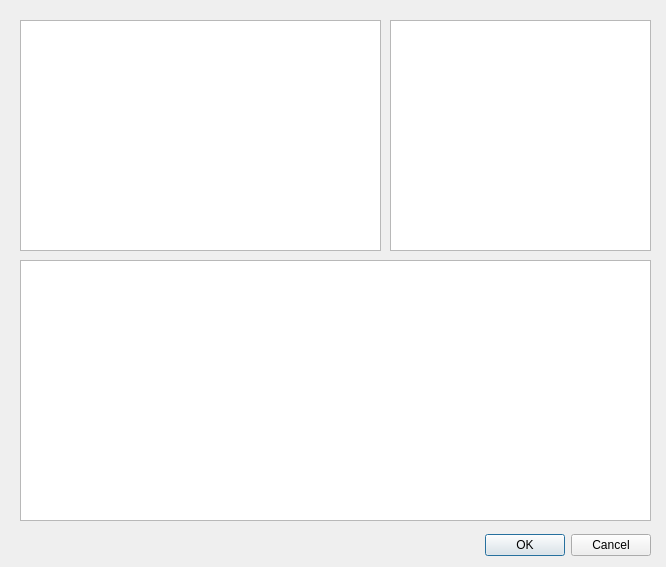
qreal/qreal, file plugins/generationRulesTool/dialogs/specifyGenerationRulesDialog.ui: the form before one commit.
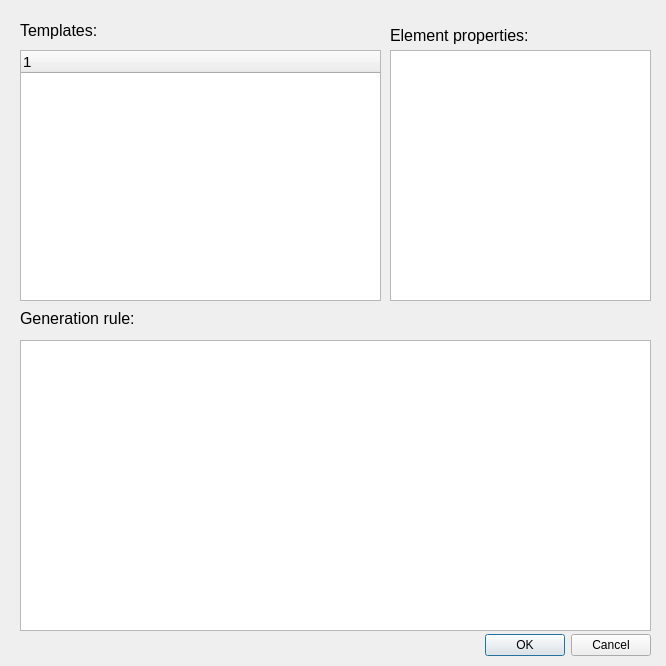
The form after the commit.

Commit message: changed generation rules window

```diff
--- a/plugins/generationRulesTool/dialogs/specifyGenerationRulesDialog.ui
+++ b/plugins/generationRulesTool/dialogs/specifyGenerationRulesDialog.ui
@@ -7,7 +7,7 @@
     <x>0</x>
     <y>0</y>
     <width>666</width>
-    <height>567</height>
+    <height>666</height>
    </rect>
   </property>
   <property name="sizePolicy">
@@ -19,13 +19,13 @@
   <property name="minimumSize">
    <size>
     <width>666</width>
-    <height>567</height>
+    <height>666</height>
    </size>
   </property>
   <property name="maximumSize">
    <size>
     <width>666</width>
-    <height>567</height>
+    <height>666</height>
    </size>
   </property>
   <property name="windowTitle">
@@ -35,7 +35,7 @@
    <property name="geometry">
     <rect>
      <x>310</x>
-     <y>530</y>
+     <y>630</y>
      <width>341</width>
      <height>31</height>
     </rect>
@@ -53,48 +53,122 @@
      <x>20</x>
      <y>20</y>
      <width>631</width>
-     <height>231</height>
+     <height>281</height>
     </rect>
    </property>
-   <widget class="QListWidget" name="templatesView">
-    <property name="geometry">
-     <rect>
-      <x>0</x>
-      <y>0</y>
-      <width>361</width>
-      <height>231</height>
-     </rect>
-    </property>
-   </widget>
    <widget class="QListWidget" name="propertiesView">
     <property name="geometry">
      <rect>
       <x>370</x>
-      <y>0</y>
+      <y>30</y>
       <width>261</width>
-      <height>231</height>
+      <height>251</height>
      </rect>
     </property>
+    <property name="font">
+     <font>
+      <pointsize>11</pointsize>
+     </font>
+    </property>
+   </widget>
+   <widget class="QLabel" name="templatesLabel">
+    <property name="geometry">
+     <rect>
+      <x>0</x>
+      <y>0</y>
+      <width>101</width>
+      <height>21</height>
+     </rect>
+    </property>
+    <property name="font">
+     <font>
+      <pointsize>12</pointsize>
+     </font>
+    </property>
+    <property name="text">
+     <string>Templates:</string>
+    </property>
+   </widget>
+   <widget class="QLabel" name="propertiesLabel">
+    <property name="geometry">
+     <rect>
+      <x>370</x>
+      <y>0</y>
+      <width>181</width>
+      <height>31</height>
+     </rect>
+    </property>
+    <property name="font">
+     <font>
+      <pointsize>12</pointsize>
+     </font>
+    </property>
+    <property name="text">
+     <string>Element properties:</string>
+    </property>
+   </widget>
+   <widget class="QTreeWidget" name="templatesWidget">
+    <property name="geometry">
+     <rect>
+      <x>0</x>
+      <y>30</y>
+      <width>361</width>
+      <height>251</height>
+     </rect>
+    </property>
+    <property name="font">
+     <font>
+      <pointsize>11</pointsize>
+     </font>
+    </property>
+    <column>
+     <property name="text">
+      <string notr="true">1</string>
+     </property>
+    </column>
    </widget>
   </widget>
   <widget class="QWidget" name="textWidget" native="true">
    <property name="geometry">
     <rect>
      <x>20</x>
-     <y>260</y>
+     <y>300</y>
      <width>631</width>
-     <height>261</height>
+     <height>331</height>
     </rect>
    </property>
+   <widget class="QLabel" name="ruleLabel">
+    <property name="geometry">
+     <rect>
+      <x>0</x>
+      <y>10</y>
+      <width>131</width>
+      <height>16</height>
+     </rect>
+    </property>
+    <property name="font">
+     <font>
+      <pointsize>12</pointsize>
+     </font>
+    </property>
+    <property name="text">
+     <string>Generation rule:</string>
+    </property>
+   </widget>
    <widget class="QPlainTextEdit" name="codeArea">
     <property name="geometry">
      <rect>
       <x>0</x>
-      <y>0</y>
+      <y>40</y>
       <width>631</width>
-      <height>261</height>
+      <height>291</height>
      </rect>
     </property>
+    <property name="font">
+     <font>
+      <pointsize>11</pointsize>
+     </font>
+    </property>
    </widget>
   </widget>
  </widget>
```
The commit also changes 2 other files.
